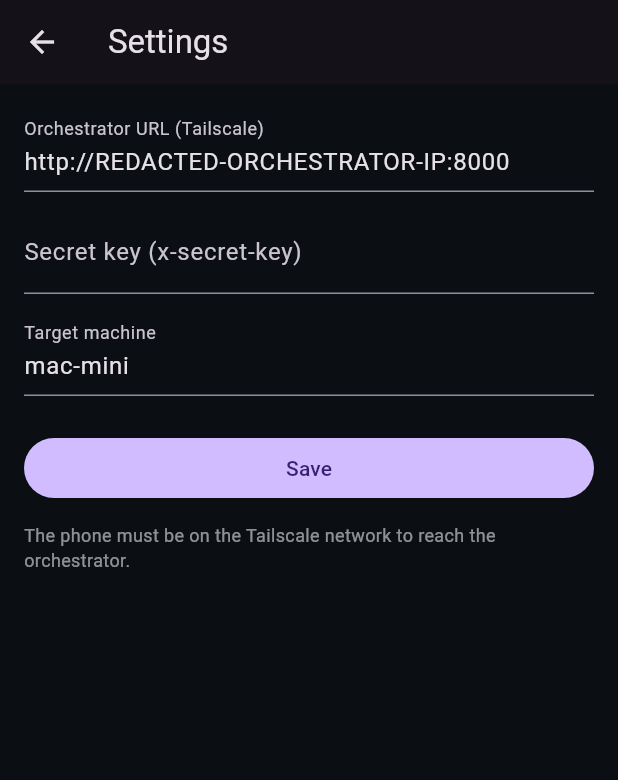
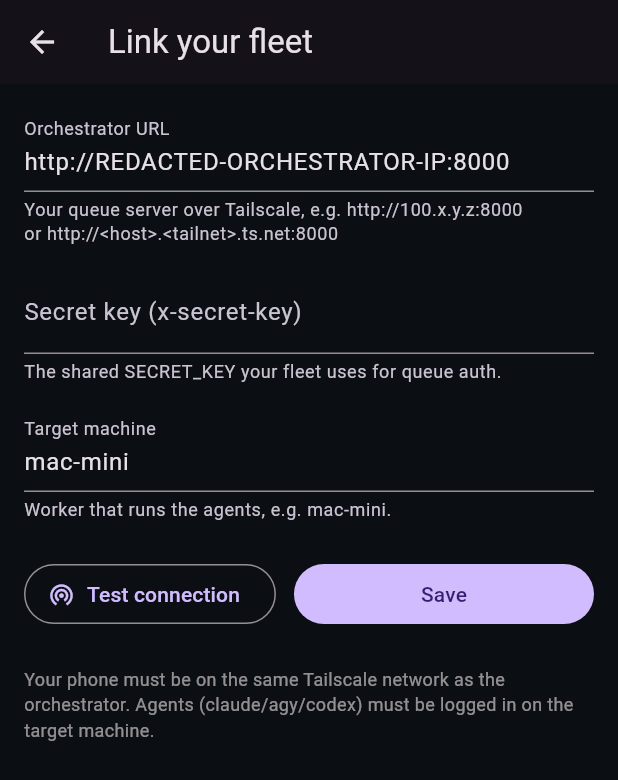
Before and after one commit to motethansen/distributed-infra, a Flutter app: the screen it shows after launch, after a tap on the "settings" icon, on a phone screen of 412 x 824 dp. Shown: the top 780 px of the screen. Run offline on Flutter 3.47's test engine with Material 3 defaults, Android fonts, the phone set to English and light mode, and no system bars; our stand-ins replace shared_preferences; network calls fail.

Commit message:
feat(flutter-terminal): settings "Test connection" to link any fleet
Settings now lets a user with their own Tailscale account / orchestrator link the
app: URL + secret + target machine, each with helper text, plus a "Test
connection" button that hits an authed endpoint and reports OK (machine count) /
401 (bad key) / unreachable (not on Tailscale). Trailing slashes trimmed.
`flutter analyze` clean.

Co-Authored-By: Claude Opus 4.8 (1M context) <noreply@anthropic.com>

```diff
--- a/clients/flutter-terminal/lib/orchestrator_api.dart
+++ b/clients/flutter-terminal/lib/orchestrator_api.dart
@@ -79,4 +79,24 @@ class OrchestratorApi {
     if (r.statusCode != 200) return const [];
     return jsonDecode(r.body) as List<dynamic>;
   }
+
+  /// Validate the URL + secret against the live orchestrator. Hits an
+  /// authenticated endpoint so it checks both reachability and the key.
+  Future<({bool ok, String message})> testConnection() async {
+    try {
+      final r = await http
+          .get(Uri.parse('$baseUrl/machines'), headers: _headers)
+          .timeout(const Duration(seconds: 8));
+      if (r.statusCode == 200) {
+        final n = (jsonDecode(r.body) as List).length;
+        return (ok: true, message: 'Connected — $n machine(s) on the fleet.');
+      }
+      if (r.statusCode == 401) {
+        return (ok: false, message: 'Reached the orchestrator, but the secret key was rejected (401).');
+      }
+      return (ok: false, message: 'Orchestrator returned HTTP ${r.statusCode}.');
+    } catch (e) {
+      return (ok: false, message: 'Cannot reach $baseUrl — is the phone on Tailscale? ($e)');
+    }
+  }
 }
--- a/clients/flutter-terminal/lib/screens/settings_screen.dart
+++ b/clients/flutter-terminal/lib/screens/settings_screen.dart
@@ -1,7 +1,10 @@
 import 'package:flutter/material.dart';
 
 import '../config.dart';
+import '../orchestrator_api.dart';
 
+/// Link the app to YOUR fleet: orchestrator URL (on your Tailscale account),
+/// the shared secret, and which machine should run agents. Persisted on device.
 class SettingsScreen extends StatefulWidget {
   final AppConfig config;
   const SettingsScreen({super.key, required this.config});
@@ -15,9 +18,31 @@ class _SettingsScreenState extends State<SettingsScreen> {
   late final _key = TextEditingController(text: widget.config.secretKey);
   late final _machine = TextEditingController(text: widget.config.targetMachine);
 
+  bool _testing = false;
+  String? _status;
+  bool _statusOk = false;
+
+  Future<void> _test() async {
+    setState(() {
+      _testing = true;
+      _status = null;
+    });
+    final api = OrchestratorApi(
+      baseUrl: _url.text.trim().replaceAll(RegExp(r'/+$'), ''),
+      secretKey: _key.text.trim(),
+    );
+    final res = await api.testConnection();
+    if (!mounted) return;
+    setState(() {
+      _testing = false;
+      _status = res.message;
+      _statusOk = res.ok;
+    });
+  }
+
   Future<void> _save() async {
     widget.config
-      ..baseUrl = _url.text.trim()
+      ..baseUrl = _url.text.trim().replaceAll(RegExp(r'/+$'), '')
       ..secretKey = _key.text.trim()
       ..targetMachine = _machine.text.trim();
     await widget.config.save();
@@ -27,40 +52,81 @@ class _SettingsScreenState extends State<SettingsScreen> {
   @override
   Widget build(BuildContext context) {
     return Scaffold(
-      appBar: AppBar(title: const Text('Settings')),
-      body: Padding(
+      appBar: AppBar(title: const Text('Link your fleet')),
+      body: ListView(
         padding: const EdgeInsets.all(16),
-        child: Column(
-          crossAxisAlignment: CrossAxisAlignment.stretch,
         children: [
           TextField(
             controller: _url,
+            keyboardType: TextInputType.url,
+            autocorrect: false,
             decoration: const InputDecoration(
-                labelText: 'Orchestrator URL (Tailscale)',
-                hintText: 'http://REDACTED-ORCHESTRATOR-IP:8000',
+              labelText: 'Orchestrator URL',
+              helperText: 'Your queue server over Tailscale, e.g. http://100.x.y.z:8000\n'
+                  'or http://<host>.<tailnet>.ts.net:8000',
+              helperMaxLines: 3,
             ),
           ),
-            const SizedBox(height: 12),
+          const SizedBox(height: 16),
           TextField(
             controller: _key,
             obscureText: true,
-              decoration: const InputDecoration(labelText: 'Secret key (x-secret-key)'),
+            autocorrect: false,
+            decoration: const InputDecoration(
+              labelText: 'Secret key (x-secret-key)',
+              helperText: 'The shared SECRET_KEY your fleet uses for queue auth.',
             ),
-            const SizedBox(height: 12),
+          ),
+          const SizedBox(height: 16),
           TextField(
             controller: _machine,
-              decoration: const InputDecoration(labelText: 'Target machine'),
+            autocorrect: false,
+            decoration: const InputDecoration(
+              labelText: 'Target machine',
+              helperText: 'Worker that runs the agents, e.g. mac-mini.',
+            ),
           ),
           const SizedBox(height: 24),
-            FilledButton(onPressed: _save, child: const Text('Save')),
-            const SizedBox(height: 12),
+          Row(
+            children: [
+              OutlinedButton.icon(
+                onPressed: _testing ? null : _test,
+                icon: _testing
+                    ? const SizedBox(
+                        height: 16, width: 16, child: CircularProgressIndicator(strokeWidth: 2))
+                    : const Icon(Icons.wifi_tethering),
+                label: const Text('Test connection'),
+              ),
+              const SizedBox(width: 12),
+              Expanded(
+                child: FilledButton(onPressed: _save, child: const Text('Save')),
+              ),
+            ],
+          ),
+          if (_status != null) ...[
+            const SizedBox(height: 16),
+            Row(
+              crossAxisAlignment: CrossAxisAlignment.start,
+              children: [
+                Icon(_statusOk ? Icons.check_circle : Icons.error,
+                    color: _statusOk ? Colors.greenAccent : Colors.redAccent, size: 20),
+                const SizedBox(width: 8),
+                Expanded(
+                  child: Text(_status!,
+                      style: TextStyle(
+                          color: _statusOk ? Colors.greenAccent : Colors.redAccent)),
+                ),
+              ],
+            ),
+          ],
+          const SizedBox(height: 24),
           const Text(
-              'The phone must be on the Tailscale network to reach the orchestrator.',
+            'Your phone must be on the same Tailscale network as the orchestrator. '
+            'Agents (claude/agy/codex) must be logged in on the target machine.',
             style: TextStyle(color: Colors.white54, fontSize: 12),
           ),
         ],
       ),
-      ),
     );
   }
 }
```
Lines whose indentation alone changed are shown as unchanged.
